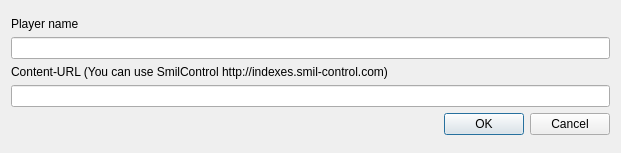
The window that src/player-common/configdialog.ui (sagiadinos/garlic-player) describes before a commit, drawn with Qt 5.
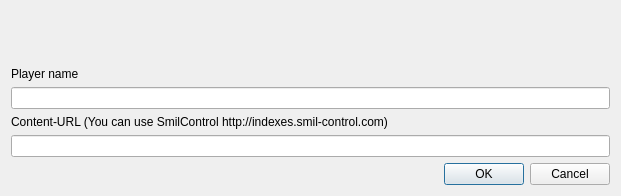
The same window after the commit.

Commit message: Validate Content-URL/Smil-Index in Config-Dialog and on command line

Patch:
```diff
--- a/src/player-common/configdialog.ui
+++ b/src/player-common/configdialog.ui
@@ -7,7 +7,7 @@
     <x>0</x>
     <y>0</y>
     <width>621</width>
-    <height>153</height>
+    <height>196</height>
    </rect>
   </property>
   <property name="windowTitle">
@@ -19,6 +19,16 @@
      <property name="spacing">
       <number>6</number>
      </property>
+     <item>
+      <widget class="QLabel" name="labelErrorMessage">
+       <property name="styleSheet">
+        <string notr="true">color:rgb(255, 0, 0)</string>
+       </property>
+       <property name="text">
+        <string/>
+       </property>
+      </widget>
+     </item>
      <item>
       <widget class="QLabel" name="labelPlayerName">
        <property name="sizePolicy">
```
The commit also changes 7 other files.
